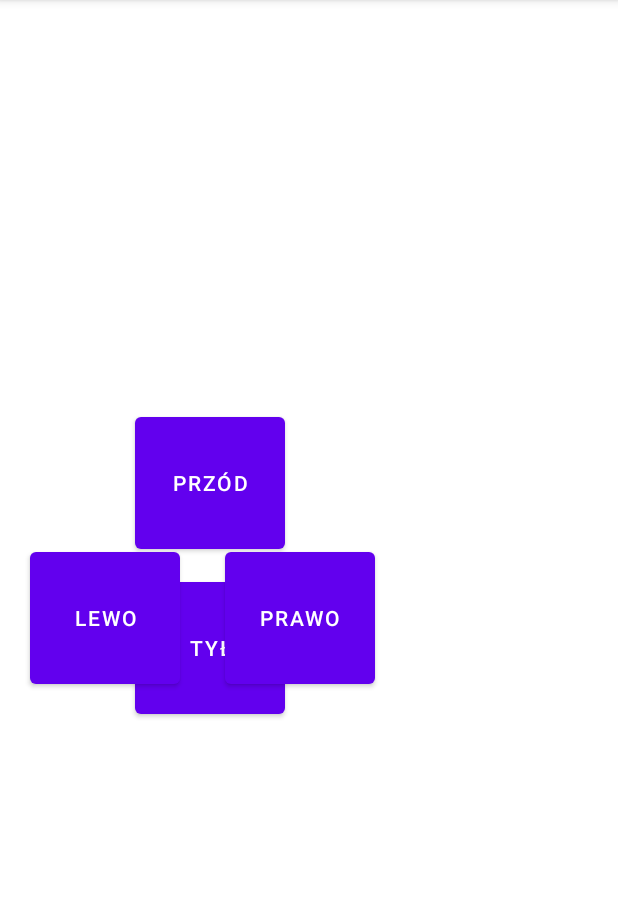
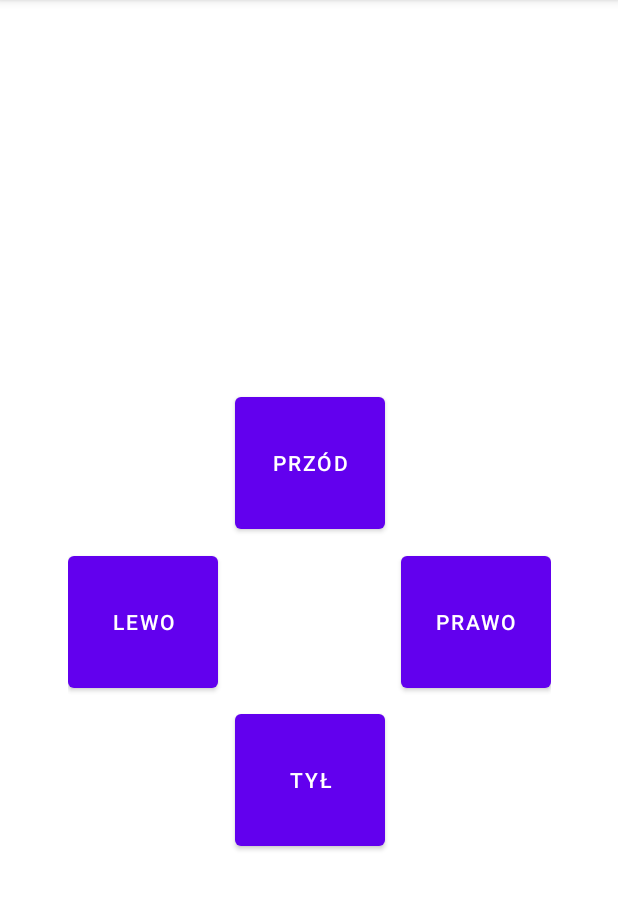
Before and after one commit to SlawomirJJ/maluch-aplikacja, an Android app: the MainActivity screen opened directly, with no data from a screen before it, on a phone screen of 412 x 824 dp, the part 84-994 px from its top. Run offline under Robolectric (Android 15) with nearby library versions, the phone set to English and light mode, and no system bars; our stand-ins replace Firebase (no records; nobody signed in at launch, a user with empty details on screens opened directly).

```diff
--- a/maluch3/app/src/main/res/layout-land/activity_main.xml
+++ b/maluch3/app/src/main/res/layout-land/activity_main.xml
@@ -80,15 +80,4 @@
             app:layout_constraintTop_toTopOf="parent" />
     </androidx.constraintlayout.widget.ConstraintLayout>
 
-    <Button
-        android:id="@+id/btn_stop"
-        android:layout_width="wrap_content"
-        android:layout_height="wrap_content"
-        android:text="stop"
-        app:layout_constraintBottom_toBottomOf="parent"
-        app:layout_constraintEnd_toEndOf="parent"
-        app:layout_constraintHorizontal_bias="0.5"
-        app:layout_constraintStart_toStartOf="parent"
-        app:layout_constraintTop_toBottomOf="@+id/linearLayout2" />
-
 </androidx.constraintlayout.widget.ConstraintLayout>
--- a/maluch3/app/src/main/res/layout-sw600dp/activity_main.xml
+++ b/maluch3/app/src/main/res/layout-sw600dp/activity_main.xml
@@ -6,21 +6,25 @@
     android:layout_height="match_parent"
     tools:context=".MainActivity">
 
+
     <LinearLayout
         android:id="@+id/linearLayout2"
         android:layout_width="match_parent"
         android:layout_height="56dp"
+        android:layout_marginTop="4dp"
         android:orientation="horizontal"
         app:layout_constraintEnd_toEndOf="parent"
-        app:layout_constraintHorizontal_bias="0.5"
+        app:layout_constraintHorizontal_bias="0.0"
         app:layout_constraintStart_toStartOf="parent"
         app:layout_constraintTop_toTopOf="parent"></LinearLayout>
 
     <androidx.constraintlayout.widget.ConstraintLayout
         android:id="@+id/linearLayout3"
-        android:layout_width="280dp"
-        android:layout_height="280dp"
+        android:layout_width="515dp"
+        android:layout_height="515dp"
         app:layout_constraintBottom_toBottomOf="parent"
+        app:layout_constraintEnd_toEndOf="parent"
+        app:layout_constraintHorizontal_bias="0.5"
         app:layout_constraintStart_toStartOf="parent"
         app:layout_constraintTop_toBottomOf="@+id/linearLayout2">
 
@@ -38,21 +42,10 @@
             android:id="@+id/btn_tyl"
             android:layout_width="100dp"
             android:layout_height="100dp"
-            android:layout_marginTop="10dp"
             android:text="tył"
+            app:layout_constraintBottom_toBottomOf="parent"
             app:layout_constraintEnd_toEndOf="parent"
-            app:layout_constraintHorizontal_bias="0.5"
-            app:layout_constraintStart_toStartOf="parent"
-            app:layout_constraintTop_toBottomOf="@+id/btn_przod" />
-    </androidx.constraintlayout.widget.ConstraintLayout>
-
-    <androidx.constraintlayout.widget.ConstraintLayout
-        android:id="@+id/linearLayout"
-        android:layout_width="280dp"
-        android:layout_height="280dp"
-        app:layout_constraintBottom_toBottomOf="parent"
-        app:layout_constraintTop_toBottomOf="@+id/linearLayout2"
-        tools:layout_editor_absoluteX="589dp">
+            app:layout_constraintStart_toStartOf="parent" />
 
         <Button
             android:id="@+id/btn_lewo"
@@ -60,7 +53,6 @@
             android:layout_height="100dp"
             android:text="lewo"
             app:layout_constraintBottom_toBottomOf="parent"
-            app:layout_constraintEnd_toStartOf="@+id/btn_prawo"
             app:layout_constraintStart_toStartOf="parent"
             app:layout_constraintTop_toTopOf="parent" />
 
@@ -68,13 +60,11 @@
             android:id="@+id/btn_prawo"
             android:layout_width="100dp"
             android:layout_height="100dp"
-            android:layout_marginStart="10dp"
-            android:layout_marginEnd="10dp"
             android:text="prawo"
             app:layout_constraintBottom_toBottomOf="parent"
             app:layout_constraintEnd_toEndOf="parent"
-            app:layout_constraintStart_toEndOf="@+id/btn_lewo"
             app:layout_constraintTop_toTopOf="parent" />
+
     </androidx.constraintlayout.widget.ConstraintLayout>
 
 </androidx.constraintlayout.widget.ConstraintLayout>
--- a/maluch3/app/src/main/res/layout/activity_login.xml
+++ b/maluch3/app/src/main/res/layout/activity_login.xml
@@ -39,6 +39,7 @@
         android:layout_height="wrap_content"
         android:layout_marginTop="20dp"
         android:ems="10"
+        android:hint="hasło"
         android:inputType="textPassword"
         app:layout_constraintEnd_toEndOf="parent"
         app:layout_constraintHorizontal_bias="0.5"
@@ -62,6 +63,7 @@
         android:layout_height="wrap_content"
         android:layout_marginTop="60dp"
         android:ems="10"
+        android:hint="adres email"
         android:inputType="textEmailAddress"
         app:layout_constraintEnd_toEndOf="parent"
         app:layout_constraintHorizontal_bias="0.5"
--- a/maluch3/app/src/main/res/layout/activity_main.xml
+++ b/maluch3/app/src/main/res/layout/activity_main.xml
@@ -10,17 +10,20 @@
         android:id="@+id/linearLayout2"
         android:layout_width="match_parent"
         android:layout_height="56dp"
+        android:layout_marginTop="4dp"
         android:orientation="horizontal"
         app:layout_constraintEnd_toEndOf="parent"
-        app:layout_constraintHorizontal_bias="0.5"
+        app:layout_constraintHorizontal_bias="0.0"
         app:layout_constraintStart_toStartOf="parent"
         app:layout_constraintTop_toTopOf="parent"></LinearLayout>
 
     <androidx.constraintlayout.widget.ConstraintLayout
         android:id="@+id/linearLayout3"
-        android:layout_width="280dp"
-        android:layout_height="280dp"
+        android:layout_width="322dp"
+        android:layout_height="311dp"
         app:layout_constraintBottom_toBottomOf="parent"
+        app:layout_constraintEnd_toEndOf="parent"
+        app:layout_constraintHorizontal_bias="0.5"
         app:layout_constraintStart_toStartOf="parent"
         app:layout_constraintTop_toBottomOf="@+id/linearLayout2">
 
@@ -28,6 +31,7 @@
             android:id="@+id/btn_przod"
             android:layout_width="100dp"
             android:layout_height="100dp"
+            android:clickable="true"
             android:text="Przód"
             app:layout_constraintEnd_toEndOf="parent"
             app:layout_constraintHorizontal_bias="0.5"
@@ -38,21 +42,10 @@
             android:id="@+id/btn_tyl"
             android:layout_width="100dp"
             android:layout_height="100dp"
-            android:layout_marginTop="10dp"
             android:text="tył"
+            app:layout_constraintBottom_toBottomOf="parent"
             app:layout_constraintEnd_toEndOf="parent"
-            app:layout_constraintHorizontal_bias="0.5"
-            app:layout_constraintStart_toStartOf="parent"
-            app:layout_constraintTop_toBottomOf="@+id/btn_przod" />
-    </androidx.constraintlayout.widget.ConstraintLayout>
-
-    <androidx.constraintlayout.widget.ConstraintLayout
-        android:id="@+id/linearLayout"
-        android:layout_width="280dp"
-        android:layout_height="280dp"
-        app:layout_constraintBottom_toBottomOf="parent"
-        app:layout_constraintTop_toBottomOf="@+id/linearLayout2"
-        tools:layout_editor_absoluteX="589dp">
+            app:layout_constraintStart_toStartOf="parent" />
 
         <Button
             android:id="@+id/btn_lewo"
@@ -60,7 +53,6 @@
             android:layout_height="100dp"
             android:text="lewo"
             app:layout_constraintBottom_toBottomOf="parent"
-            app:layout_constraintEnd_toStartOf="@+id/btn_prawo"
             app:layout_constraintStart_toStartOf="parent"
             app:layout_constraintTop_toTopOf="parent" />
 
@@ -68,13 +60,11 @@
             android:id="@+id/btn_prawo"
             android:layout_width="100dp"
             android:layout_height="100dp"
-            android:layout_marginStart="10dp"
-            android:layout_marginEnd="10dp"
             android:text="prawo"
             app:layout_constraintBottom_toBottomOf="parent"
             app:layout_constraintEnd_toEndOf="parent"
-            app:layout_constraintStart_toEndOf="@+id/btn_lewo"
             app:layout_constraintTop_toTopOf="parent" />
+
     </androidx.constraintlayout.widget.ConstraintLayout>
 
 </androidx.constraintlayout.widget.ConstraintLayout>
--- a/maluch3/app/src/main/res/layout/activity_register.xml
+++ b/maluch3/app/src/main/res/layout/activity_register.xml
@@ -24,6 +24,7 @@
         android:layout_height="wrap_content"
         android:layout_marginTop="52dp"
         android:ems="10"
+        android:hint="hasło"
         android:inputType="textPassword"
         app:layout_constraintEnd_toEndOf="parent"
         app:layout_constraintHorizontal_bias="0.5"
@@ -47,6 +48,7 @@
         android:layout_height="wrap_content"
         android:layout_marginTop="76dp"
         android:ems="10"
+        android:hint="adres email"
         android:inputType="textEmailAddress"
         app:layout_constraintEnd_toEndOf="parent"
         app:layout_constraintHorizontal_bias="0.5"
```
Also changed, not shown: maluch3/app/src/main/java/com/robo/maluch3/MainActivity.kt (+58 -4 lines).
